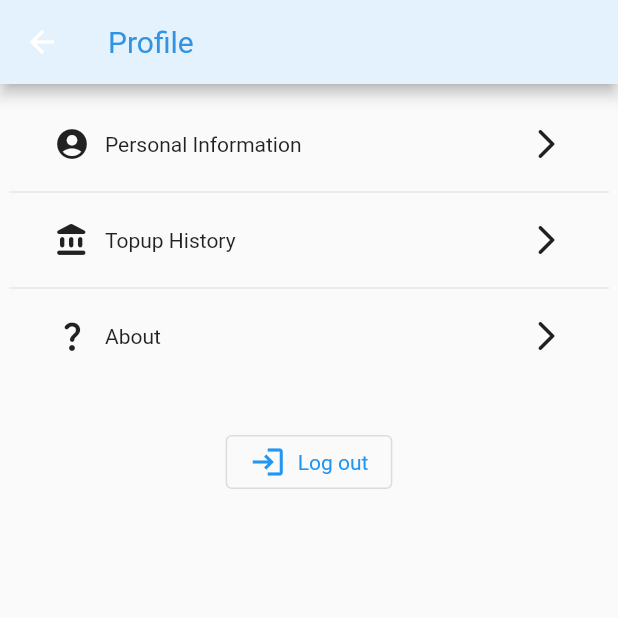
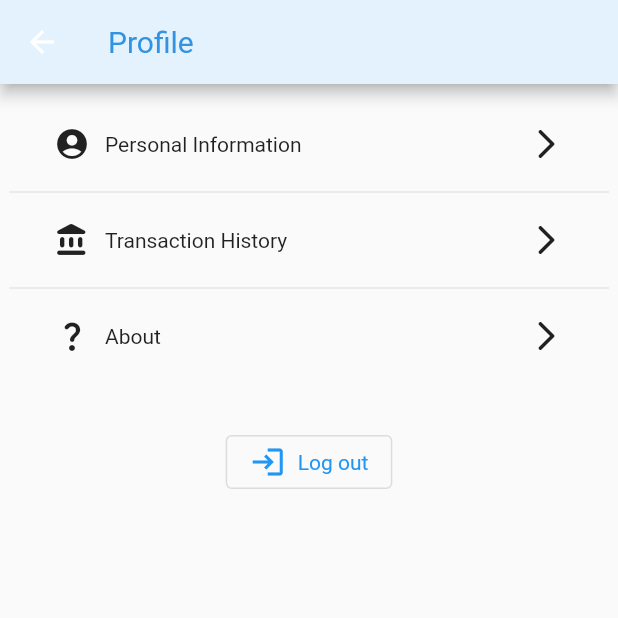
Before and after one commit to Benjamin271201/apms-mobile, a Flutter app: the Profile screen opened directly, on a phone screen of 412 x 824 dp, the top half of it. Run offline on Flutter 3.47's test engine with Material 2 defaults, Android fonts, the phone set to English and light mode, and no system bars; our stand-ins replace auto_size_text, bloc, datetime_picker_formfield_new, equatable, firebase_auth, firebase_core and 7 more; missing offline and left inert: easy_image_viewer, flutter_paypal, forex_conversion, qr_code_scanner; accounts and stored records are empty; network calls fail.

Commit message:
feature: navigation & pages for profile

```diff
--- a/lib/presentation/screens/profile/profile.dart
+++ b/lib/presentation/screens/profile/profile.dart
@@ -1,6 +1,9 @@
 import 'package:apms_mobile/bloc/profile_bloc.dart';
 import 'package:apms_mobile/presentation/screens/authen/sign_in.dart';
+import 'package:apms_mobile/presentation/screens/profile/about.dart';
+import 'package:apms_mobile/presentation/screens/profile/personal_information.dart';
 import 'package:apms_mobile/presentation/screens/profile/topup.dart';
+import 'package:apms_mobile/presentation/screens/profile/transaction_history.dart';
 import 'package:apms_mobile/themes/colors.dart';
 import 'package:apms_mobile/themes/fonts.dart';
 import 'package:apms_mobile/themes/icons.dart';
@@ -89,20 +92,22 @@ class _ProfileState extends State<Profile> {
         height: 220,
         child: ListView(
             children: ListTile.divideTiles(context: context, tiles: [
-          _buildOption("Personal Information", profileIcon),
-          _buildOption("Topup History", transactionIcon),
-          _buildOption("About", aboutIcon),
+          _buildOption(
+              "Personal Information", profileIcon, const PersonalInformation()),
+          _buildOption("Transaction History", transactionIcon,
+              const TransactionHistory()),
+          _buildOption("About", aboutIcon, const About()),
         ]).toList()));
   }
 
-  Widget _buildOption(String optionName, Icon optionIcon) {
+  Widget _buildOption(String optionName, Icon optionIcon, dynamic route) {
     return Padding(
         padding: const EdgeInsets.symmetric(vertical: 20, horizontal: 30),
         child: Row(mainAxisSize: MainAxisSize.min, children: [
           Padding(padding: const EdgeInsets.only(right: 10), child: optionIcon),
           Text(optionName),
           const Spacer(),
-          navigateIcon
+          _buildNavigateButton(route)
         ]));
   }
 
@@ -119,4 +124,12 @@ class _ProfileState extends State<Profile> {
         icon: const Icon(Icons.login),
         label: const Text('Log out'));
   }
+
+  Widget _buildNavigateButton(dynamic route) {
+    return InkWell(
+      onTap: () =>
+          Navigator.push(context, MaterialPageRoute(builder: (_) => route)),
+      child: navigateIcon,
+    );
+  }
 }
--- a/lib/presentation/screens/profile/topup.dart
+++ b/lib/presentation/screens/profile/topup.dart
@@ -1,6 +1,4 @@
 import 'package:apms_mobile/bloc/topup_bloc.dart';
-import 'package:apms_mobile/themes/colors.dart';
-import 'package:apms_mobile/themes/fonts.dart';
 import 'package:apms_mobile/themes/icons.dart';
 import 'package:apms_mobile/utils/appbar.dart';
 import 'package:apms_mobile/utils/utils.dart';
```
Also changed, not shown: lib/presentation/screens/profile/about.dart (added, +20 -0 lines), lib/presentation/screens/profile/personal_information.dart (added, +22 -0 lines), lib/presentation/screens/profile/transaction_history.dart (added, +21 -0 lines).
